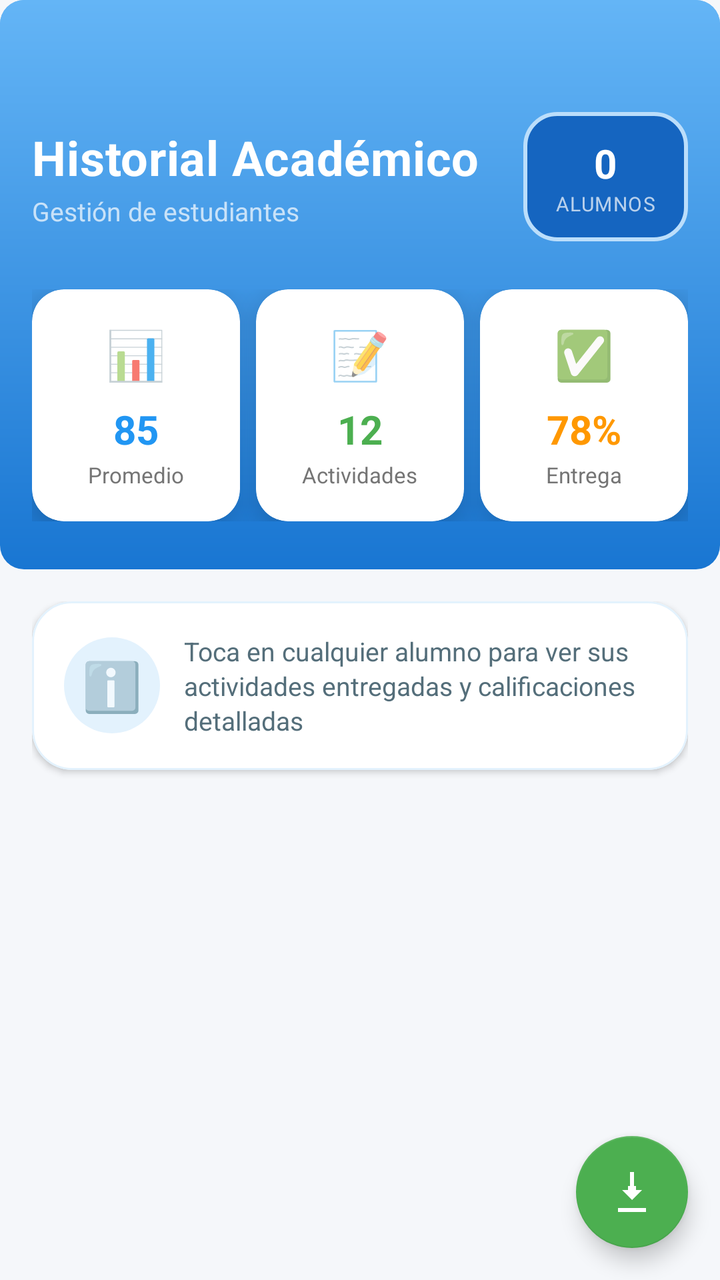
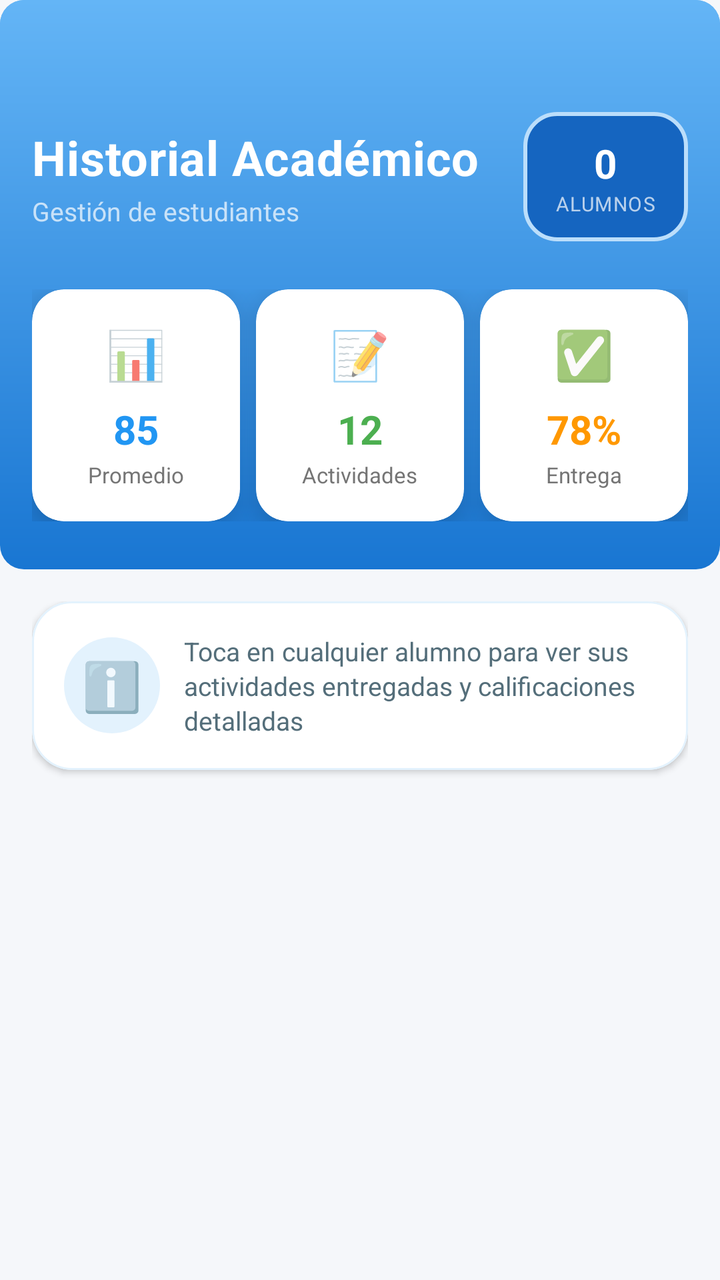

An Android layout rendered at two revisions. The XML below is the earlier revision; the diff shows what the commit changed to produce the second picture.
<!-- AndroidManifest.xml: application theme Theme.ControlActividades -->
<!-- res/layout/activity_historial_alumnos.xml -->
<?xml version="1.0" encoding="utf-8"?>
<androidx.coordinatorlayout.widget.CoordinatorLayout
    xmlns:android="http://schemas.android.com/apk/res/android"
    xmlns:app="http://schemas.android.com/apk/res-auto"
    android:layout_width="match_parent"
    android:layout_height="match_parent"
    android:background="#F5F7FA">

    
    <com.google.android.material.appbar.AppBarLayout
        android:id="@+id/appBarLayout"
        android:layout_width="match_parent"
        android:layout_height="wrap_content"
        android:background="@android:color/transparent"
        android:theme="@style/ThemeOverlay.AppCompat.Dark.ActionBar"
        app:elevation="0dp">

        <com.google.android.material.appbar.CollapsingToolbarLayout
            android:layout_width="match_parent"
            android:layout_height="wrap_content"
            app:layout_scrollFlags="scroll|exitUntilCollapsed"
            app:contentScrim="@color/blue1"
            app:expandedTitleMarginStart="16dp"
            app:expandedTitleMarginBottom="16dp">

            
            <androidx.appcompat.widget.Toolbar
                android:id="@+id/toolbar"
                android:layout_width="match_parent"
                android:layout_height="?attr/actionBarSize"
                android:background="@drawable/gradient_header_background"
                app:navigationIcon="@drawable/ic_arrow_back"
                app:layout_collapseMode="pin"
                app:titleTextColor="@android:color/white" />

            
            <LinearLayout
                android:layout_width="match_parent"
                android:layout_height="wrap_content"
                android:orientation="vertical"
                android:background="@drawable/gradient_header_background"
                android:paddingTop="?attr/actionBarSize"
                android:paddingBottom="24dp"
                app:layout_collapseMode="parallax">

                
                <LinearLayout
                    android:layout_width="match_parent"
                    android:layout_height="wrap_content"
                    android:orientation="horizontal"
                    android:gravity="center_vertical"
                    android:paddingHorizontal="16dp"
                    android:paddingBottom="16dp">

                    <LinearLayout
                        android:layout_width="0dp"
                        android:layout_height="wrap_content"
                        android:layout_weight="1"
                        android:orientation="vertical">

                        <TextView
                            android:layout_width="wrap_content"
                            android:layout_height="wrap_content"
                            android:text="Historial Académico"
                            android:textSize="24sp"
                            android:textStyle="bold"
                            android:textColor="@android:color/white"
                            android:letterSpacing="0.01" />

                        <TextView
                            android:layout_width="wrap_content"
                            android:layout_height="wrap_content"
                            android:text="Gestión de estudiantes"
                            android:textSize="13sp"
                            android:textColor="#B3FFFFFF"
                            android:layout_marginTop="2dp" />
                    </LinearLayout>

                    
                    <LinearLayout
                        android:orientation="vertical"
                        android:layout_width="wrap_content"
                        android:layout_height="wrap_content"
                        android:background="@drawable/rounded_badge_bg"
                        android:paddingHorizontal="16dp"
                        android:paddingVertical="12dp"
                        android:gravity="center">

                        <TextView
                            android:id="@+id/tvContadorAlumnos"
                            android:layout_width="wrap_content"
                            android:layout_height="wrap_content"
                            android:text="0"
                            android:textSize="20sp"
                            android:textStyle="bold"
                            android:textColor="@android:color/white" />

                        <TextView
                            android:layout_width="wrap_content"
                            android:layout_height="wrap_content"
                            android:text="Alumnos"
                            android:textSize="10sp"
                            android:textColor="#B3FFFFFF"
                            android:textAllCaps="true"
                            android:letterSpacing="0.05" />
                    </LinearLayout>
                </LinearLayout>

                
                <LinearLayout
                    android:layout_width="match_parent"
                    android:layout_height="wrap_content"
                    android:orientation="horizontal"
                    android:paddingHorizontal="16dp"
                    android:layout_marginTop="8dp"
                    android:weightSum="3">

                    
                    <com.google.android.material.card.MaterialCardView
                        android:layout_width="0dp"
                        android:layout_height="wrap_content"
                        android:layout_weight="1"
                        android:layout_marginEnd="8dp"
                        app:cardCornerRadius="16dp"
                        app:cardElevation="8dp"
                        app:cardBackgroundColor="@android:color/white">

                        <LinearLayout
                            android:orientation="vertical"
                            android:layout_width="match_parent"
                            android:layout_height="wrap_content"
                            android:padding="16dp"
                            android:gravity="center">

                            <TextView
                                android:layout_width="wrap_content"
                                android:layout_height="wrap_content"
                                android:text="📊"
                                android:textSize="24sp"
                                android:layout_marginBottom="8dp" />

                            <TextView
                                android:id="@+id/tvPromedioGeneral"
                                android:layout_width="wrap_content"
                                android:layout_height="wrap_content"
                                android:text="85"
                                android:textSize="20sp"
                                android:textStyle="bold"
                                android:textColor="#2196F3" />

                            <TextView
                                android:layout_width="wrap_content"
                                android:layout_height="wrap_content"
                                android:text="Promedio"
                                android:textSize="11sp"
                                android:textColor="#757575"
                                android:layout_marginTop="2dp" />
                        </LinearLayout>
                    </com.google.android.material.card.MaterialCardView>

                    
                    <com.google.android.material.card.MaterialCardView
                        android:layout_width="0dp"
                        android:layout_height="wrap_content"
                        android:layout_weight="1"
                        android:layout_marginEnd="8dp"
                        app:cardCornerRadius="16dp"
                        app:cardElevation="8dp"
                        app:cardBackgroundColor="@android:color/white">

                        <LinearLayout
                            android:orientation="vertical"
                            android:layout_width="match_parent"
                            android:layout_height="wrap_content"
                            android:padding="16dp"
                            android:gravity="center">

                            <TextView
                                android:layout_width="wrap_content"
                                android:layout_height="wrap_content"
                                android:text="📝"
                                android:textSize="24sp"
                                android:layout_marginBottom="8dp" />

                            <TextView
                                android:id="@+id/tvActividadesTotales"
                                android:layout_width="wrap_content"
                                android:layout_height="wrap_content"
                                android:text="12"
                                android:textSize="20sp"
                                android:textStyle="bold"
                                android:textColor="#4CAF50" />

                            <TextView
                                android:layout_width="wrap_content"
                                android:layout_height="wrap_content"
                                android:text="Actividades"
                                android:textSize="11sp"
                                android:textColor="#757575"
                                android:layout_marginTop="2dp" />
                        </LinearLayout>
                    </com.google.android.material.card.MaterialCardView>

                    
                    <com.google.android.material.card.MaterialCardView
                        android:layout_width="0dp"
                        android:layout_height="wrap_content"
                        android:layout_weight="1"
                        app:cardCornerRadius="16dp"
                        app:cardElevation="8dp"
                        app:cardBackgroundColor="@android:color/white">

                        <LinearLayout
                            android:orientation="vertical"
                            android:layout_width="match_parent"
                            android:layout_height="wrap_content"
                            android:padding="16dp"
                            android:gravity="center">

                            <TextView
                                android:layout_width="wrap_content"
                                android:layout_height="wrap_content"
                                android:text="✅"
                                android:textSize="24sp"
                                android:layout_marginBottom="8dp" />

                            <TextView
                                android:id="@+id/tvTasaEntrega"
                                android:layout_width="wrap_content"
                                android:layout_height="wrap_content"
                                android:text="78%"
                                android:textSize="20sp"
                                android:textStyle="bold"
                                android:textColor="#FF9800" />

                            <TextView
                                android:layout_width="wrap_content"
                                android:layout_height="wrap_content"
                                android:text="Entrega"
                                android:textSize="11sp"
                                android:textColor="#757575"
                                android:layout_marginTop="2dp" />
                        </LinearLayout>
                    </com.google.android.material.card.MaterialCardView>
                </LinearLayout>
            </LinearLayout>
        </com.google.android.material.appbar.CollapsingToolbarLayout>
    </com.google.android.material.appbar.AppBarLayout>

    
    <androidx.core.widget.NestedScrollView
        android:layout_width="match_parent"
        android:layout_height="match_parent"
        app:layout_behavior="@string/appbar_scrolling_view_behavior"
        android:fillViewport="true">

        <LinearLayout
            android:layout_width="match_parent"
            android:layout_height="wrap_content"
            android:orientation="vertical"
            android:padding="16dp">

            
            <com.google.android.material.card.MaterialCardView
                android:layout_width="match_parent"
                android:layout_height="wrap_content"
                android:layout_marginBottom="16dp"
                app:cardCornerRadius="20dp"
                app:cardElevation="2dp"
                app:strokeWidth="1dp"
                app:strokeColor="#E3F2FD"
                app:cardBackgroundColor="@android:color/white">

                <LinearLayout
                    android:orientation="horizontal"
                    android:layout_width="match_parent"
                    android:layout_height="wrap_content"
                    android:padding="16dp"
                    android:gravity="center_vertical">

                    
                    <LinearLayout
                        android:layout_width="48dp"
                        android:layout_height="48dp"
                        android:background="@drawable/circle_blue_bg"
                        android:gravity="center"
                        android:layout_marginEnd="12dp">

                        <TextView
                            android:layout_width="wrap_content"
                            android:layout_height="wrap_content"
                            android:text="ℹ️"
                            android:textSize="24sp" />
                    </LinearLayout>

                    
                    <TextView
                        android:layout_width="0dp"
                        android:layout_height="wrap_content"
                        android:layout_weight="1"
                        android:text="Toca en cualquier alumno para ver sus actividades entregadas y calificaciones detalladas"
                        android:textSize="13sp"
                        android:textColor="#546E7A"
                        android:lineSpacingExtra="2dp" />
                </LinearLayout>
            </com.google.android.material.card.MaterialCardView>

            
            <com.google.android.material.card.MaterialCardView
                android:id="@+id/cardNoAlumnos"
                android:layout_width="match_parent"
                android:layout_height="wrap_content"
                android:layout_marginBottom="16dp"
                app:cardCornerRadius="20dp"
                app:cardElevation="0dp"
                app:cardBackgroundColor="#FFF8E1"
                android:visibility="gone">

                <LinearLayout
                    android:orientation="vertical"
                    android:layout_width="match_parent"
                    android:layout_height="wrap_content"
                    android:padding="32dp"
                    android:gravity="center">

                    
                    <LinearLayout
                        android:layout_width="80dp"
                        android:layout_height="80dp"
                        android:background="@drawable/circle_orange_bg"
                        android:gravity="center"
                        android:layout_marginBottom="16dp">

                        <TextView
                            android:layout_width="wrap_content"
                            android:layout_height="wrap_content"
                            android:text="👥"
                            android:textSize="40sp" />
                    </LinearLayout>

                    <TextView
                        android:layout_width="wrap_content"
                        android:layout_height="wrap_content"
                        android:text="No hay alumnos registrados"
                        android:textSize="18sp"
                        android:textStyle="bold"
                        android:textColor="#F57C00"
                        android:layout_marginBottom="8dp" />

                    <TextView
                        android:layout_width="match_parent"
                        android:layout_height="wrap_content"
                        android:text="Los alumnos aparecerán aquí cuando entreguen actividades"
                        android:textSize="14sp"
                        android:textColor="#FB8C00"
                        android:gravity="center"
                        android:alpha="0.8" />
                </LinearLayout>
            </com.google.android.material.card.MaterialCardView>

            
            <androidx.recyclerview.widget.RecyclerView
                android:id="@+id/recyclerViewHistorial"
                android:layout_width="match_parent"
                android:layout_height="wrap_content"
                android:clipToPadding="false"
                android:paddingBottom="80dp"
                android:nestedScrollingEnabled="false"
                android:overScrollMode="never" />
        </LinearLayout>
    </androidx.core.widget.NestedScrollView>

    <com.google.android.material.floatingactionbutton.FloatingActionButton
        android:id="@+id/fabExportar"
        android:layout_width="wrap_content"
        android:layout_height="wrap_content"
        android:layout_gravity="bottom|end"
        android:layout_margin="16dp"
        android:src="@drawable/ic_download"
        app:tint="@android:color/white"
        app:backgroundTint="#4CAF50"
        app:elevation="6dp"
        app:fabSize="normal"
        app:layout_behavior="com.google.android.material.behavior.HideBottomViewOnScrollBehavior" />
</androidx.coordinatorlayout.widget.CoordinatorLayout>
<!-- resources referenced by this layout -->
<resources>
  <color name="blue1">#2196F3</color>
  <!-- drawable circle_blue_bg (drawable) -->
  <?xml version="1.0" encoding="utf-8"?>
  <shape xmlns:android="http://schemas.android.com/apk/res/android"
      android:shape="oval">
      <solid android:color="#E3F2FD" />
      <size
          android:width="48dp"
          android:height="48dp" />
  </shape>
  <!-- drawable circle_orange_bg (drawable) -->
  <?xml version="1.0" encoding="utf-8"?>
  <shape xmlns:android="http://schemas.android.com/apk/res/android"
      android:shape="oval">
      <solid android:color="#FFE0B2" />
      <size
          android:width="80dp"
          android:height="80dp" />
  </shape>
  <!-- drawable gradient_header_background (drawable) -->
  <?xml version="1.0" encoding="utf-8"?>
  <shape xmlns:android="http://schemas.android.com/apk/res/android"
      android:shape="rectangle">
  
      <gradient
          android:startColor="#1976D2"
          android:endColor="#64B5F6"
          android:angle="90" />
  
      <corners android:radius="12dp" />
  </shape>
  <!-- drawable ic_arrow_back (drawable) -->
  <?xml version="1.0" encoding="utf-8"?>
  <vector xmlns:android="http://schemas.android.com/apk/res/android"
      android:width="24dp"
      android:height="24dp"
      android:viewportWidth="24"
      android:viewportHeight="24"
      android:tint="?attr/colorOnPrimary">
  
      <path
          android:fillColor="@android:color/white"
          android:pathData="M20,11H7.83l5.59,-5.59L12,4l-8,8 8,8 1.41,-1.41L7.83,13H20v-2z"/>
  </vector>
  <!-- drawable ic_download (drawable) -->
  <?xml version="1.0" encoding="utf-8"?>
  <vector xmlns:android="http://schemas.android.com/apk/res/android"
      android:width="24dp"
      android:height="24dp"
      android:viewportWidth="24"
      android:viewportHeight="24">
      
      <path
          android:fillColor="#FFFFFF"
          android:pathData="M5,20h14v2H5V20z"/>
      
      <path
          android:fillColor="#FFFFFF"
          android:pathData="M11,2h2v12h-2V2z"/>
      
      <path
          android:fillColor="#FFFFFF"
          android:pathData="M12,16l-5,-5h3V9h4v2h3L12,16z"/>
  </vector>
  <!-- drawable rounded_badge_bg (drawable) -->
  <?xml version="1.0" encoding="utf-8"?>
  <shape xmlns:android="http://schemas.android.com/apk/res/android"
      android:shape="rectangle">
      <solid android:color="#1565C0" />
      <corners android:radius="16dp" />
      <stroke
          android:width="2dp"
          android:color="#BBDEFB" />
  </shape>
  <style name="Theme.ControlActividades" parent="Theme.MaterialComponents.Light.NoActionBar">
          <item name="colorPrimary">@color/colorPrimary</item>
          <item name="colorPrimaryDark">@color/colorPrimaryDark</item>
          <item name="colorAccent">@color/colorAccent</item>
          <item name="android:windowBackground">@color/colorBackground</item>
          <item name="android:fitsSystemWindows">true</item>
      </style>
  <color name="colorPrimary">#1565C0</color>
  <color name="colorPrimaryDark">#0D47A1</color>
  <color name="colorAccent">#2196F3</color>
  <color name="colorBackground">@color/background_light</color>
  <color name="background_light">#FAFAFA</color>
</resources>

<!-- the commit's change to res/layout/activity_historial_alumnos.xml (unified diff, before → after) -->
@@ -370,16 +370,4 @@
         </LinearLayout>
     </androidx.core.widget.NestedScrollView>
 
-    <com.google.android.material.floatingactionbutton.FloatingActionButton
-        android:id="@+id/fabExportar"
-        android:layout_width="wrap_content"
-        android:layout_height="wrap_content"
-        android:layout_gravity="bottom|end"
-        android:layout_margin="16dp"
-        android:src="@drawable/ic_download"
-        app:tint="@android:color/white"
-        app:backgroundTint="#4CAF50"
-        app:elevation="6dp"
-        app:fabSize="normal"
-        app:layout_behavior="com.google.android.material.behavior.HideBottomViewOnScrollBehavior" />
 </androidx.coordinatorlayout.widget.CoordinatorLayout>
<!-- resource entries referenced after the edit -->
@@ -44,26 +44,6 @@
           android:fillColor="@android:color/white"
           android:pathData="M20,11H7.83l5.59,-5.59L12,4l-8,8 8,8 1.41,-1.41L7.83,13H20v-2z"/>
   </vector>
-  <!-- drawable ic_download (drawable) -->
-  <?xml version="1.0" encoding="utf-8"?>
-  <vector xmlns:android="http://schemas.android.com/apk/res/android"
-      android:width="24dp"
-      android:height="24dp"
-      android:viewportWidth="24"
-      android:viewportHeight="24">
-      
-      <path
-          android:fillColor="#FFFFFF"
-          android:pathData="M5,20h14v2H5V20z"/>
-      
-      <path
-          android:fillColor="#FFFFFF"
-          android:pathData="M11,2h2v12h-2V2z"/>
-      
-      <path
-          android:fillColor="#FFFFFF"
-          android:pathData="M12,16l-5,-5h3V9h4v2h3L12,16z"/>
-  </vector>
   <!-- drawable rounded_badge_bg (drawable) -->
   <?xml version="1.0" encoding="utf-8"?>
   <shape xmlns:android="http://schemas.android.com/apk/res/android"
